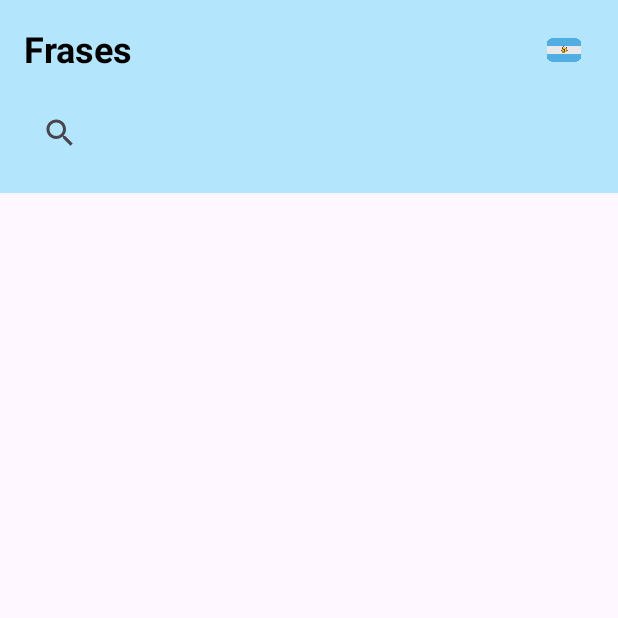
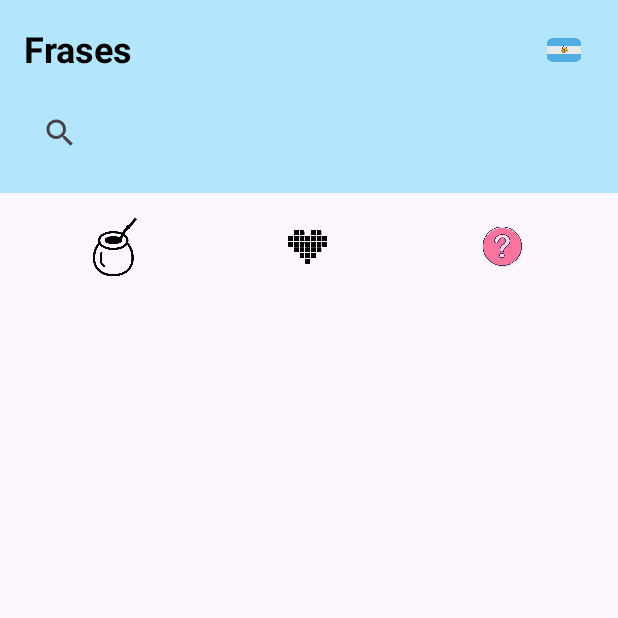
Before and after one commit to GonzaloMModic/final-am-acn4av-modic, an Android app: the screen it shows after launch (MainActivity), on a phone screen of 412 x 824 dp, the top half of it. Run offline under Robolectric (Android 15) with nearby library versions, the phone set to English and light mode, and no system bars.

Commit message:
feat(layout): agregar botones de navegación con imágenes en el encabezado

```diff
--- a/app/src/main/res/layout/activity_main.xml
+++ b/app/src/main/res/layout/activity_main.xml
@@ -54,4 +54,48 @@
 
     </androidx.constraintlayout.widget.ConstraintLayout>
 
+    <LinearLayout
+        android:id="@+id/botonesLayout"
+        android:layout_width="0dp"
+        android:layout_height="wrap_content"
+        android:orientation="horizontal"
+        android:gravity="center"
+        android:padding="12dp"
+        app:layout_constraintTop_toBottomOf="@id/headerLayout"
+        app:layout_constraintStart_toStartOf="parent"
+        app:layout_constraintEnd_toEndOf="parent">
+
+        <ImageButton
+            android:id="@+id/btnInicio"
+            android:layout_width="48dp"
+            android:layout_height="48dp"
+            android:layout_weight="1"
+            android:scaleType="fitCenter"
+            android:src="@drawable/mate_off"
+            android:background="@null"
+            android:contentDescription="@string/btn_inicio" />
+
+        <ImageButton
+            android:id="@+id/btnFavoritos"
+            android:layout_width="48dp"
+            android:layout_height="48dp"
+            android:layout_weight="1"
+            android:scaleType="fitCenter"
+            android:background="@null"
+            android:padding="8dp"
+            android:src="@drawable/corazon_off"
+            android:contentDescription="@string/btn_inicio" />
+
+        <ImageButton
+            android:id="@+id/btnFraseDia"
+            android:layout_width="48dp"
+            android:layout_height="48dp"
+            android:layout_weight="1"
+            android:scaleType="fitCenter"
+            android:background="@null"
+            android:padding="8dp"
+            android:src="@drawable/pregunta"
+            android:contentDescription="@string/btn_inicio" />
+    </LinearLayout>
+
 </androidx.constraintlayout.widget.ConstraintLayout>
--- a/app/src/main/res/values/strings.xml
+++ b/app/src/main/res/values/strings.xml
@@ -2,4 +2,5 @@
     <string name="app_name">am-acn4av-Modic</string>
     <string name="titulo_principal">Frases</string>
     <string name="desc_bandera">Imágen bandera de Agentina</string>
+    <string name="btn_inicio">Frases</string>
 </resources>
```
Also changed, not shown: app/src/main/res/drawable/corazon_off.png (added), app/src/main/res/drawable/mate_off.png (added), app/src/main/res/drawable/mate_on.png (added), app/src/main/res/drawable/pregunta.png (added).
